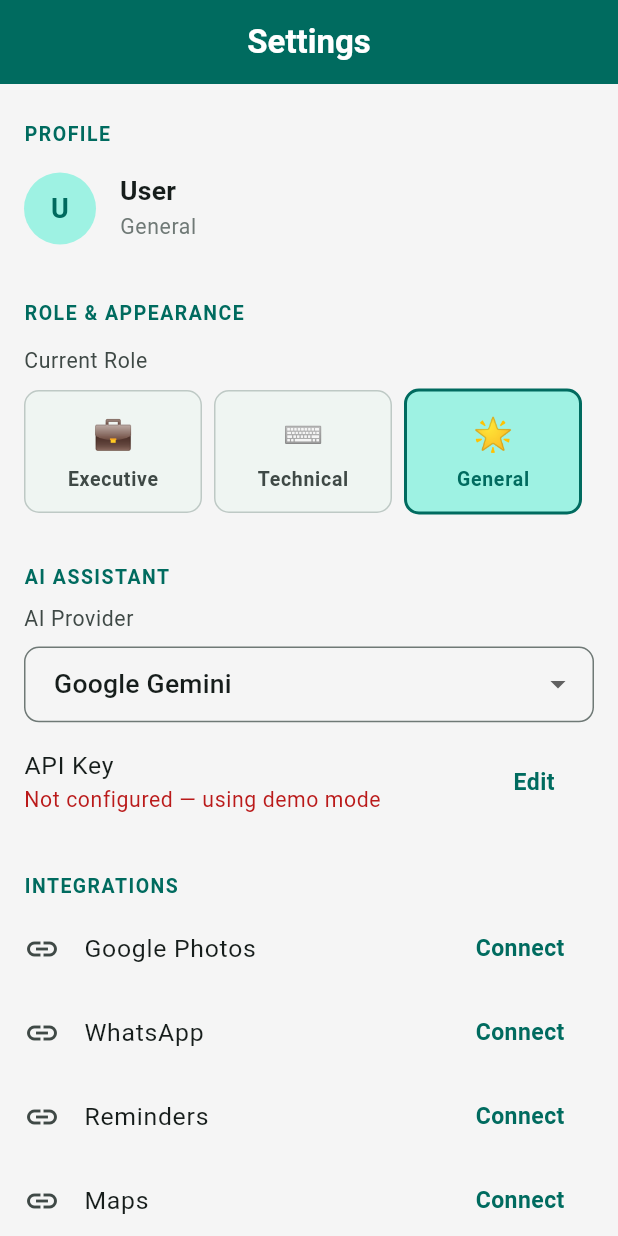
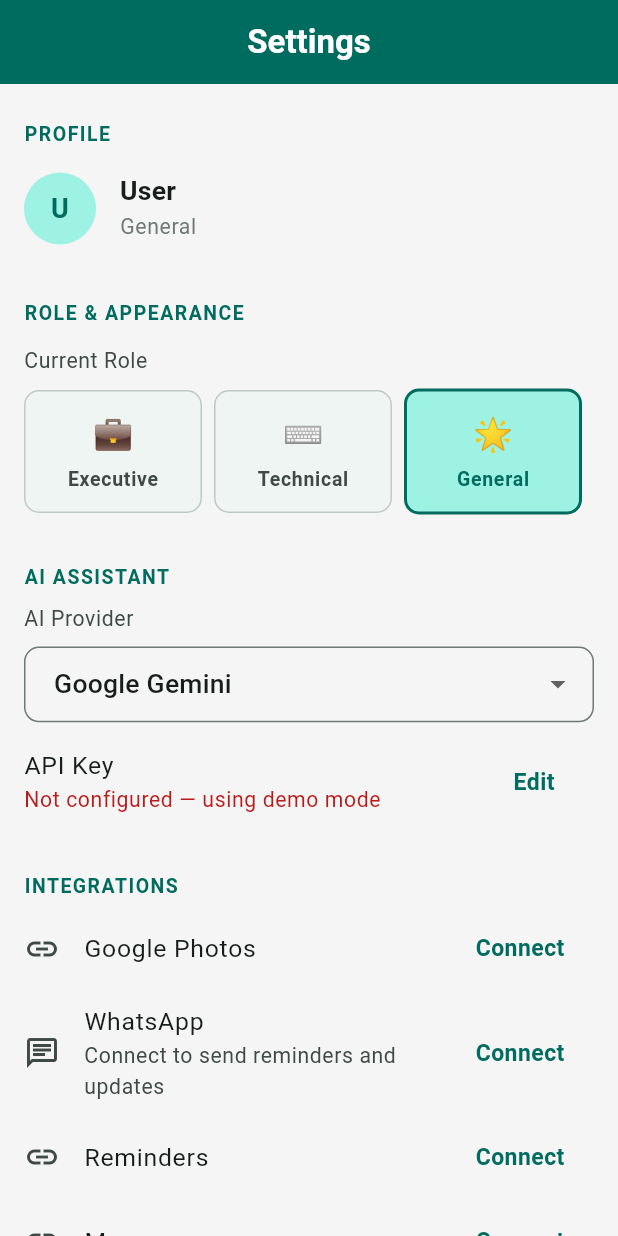
Before and after one commit to mkmishra-mkm/aprilai, a Flutter app: the SettingsScreen screen opened by its route, on a phone screen of 412 x 824 dp. Run offline on Flutter 3.47's test engine with Material 3 defaults, Android fonts, the phone set to English and light mode, and no system bars; drawn by our look-alikes of flutter_animate; our stand-ins replace flutter_markdown, flutter_riverpod, go_router, shared_preferences; accounts and stored records are empty.

Commit message:
Enable WhatsApp integration controls and status
Co-authored-by: mkmishra-mkm <mkmishra-mkm@users.noreply.github.com>

```diff
--- a/aprilai/lib/core/constants/app_constants.dart
+++ b/aprilai/lib/core/constants/app_constants.dart
@@ -25,7 +25,7 @@ class AppConstants {
   // Integrations per role
   static const Map<String, List<String>> roleIntegrations = {
     'executive': ['Outlook', 'Salesforce', 'LinkedIn', 'Slack', 'Google Calendar'],
-    'technical': ['GitHub', 'Jira', 'StackOverflow', 'VS Code', 'Docker'],
+    'technical': ['GitHub', 'Jira', 'StackOverflow', 'VS Code', 'Docker', 'WhatsApp'],
     'general': ['Google Photos', 'WhatsApp', 'Reminders', 'Maps', 'Weather'],
   };
 }
--- a/aprilai/lib/core/models/user_configuration.dart
+++ b/aprilai/lib/core/models/user_configuration.dart
@@ -58,6 +58,7 @@ class UserConfiguration {
   final String preferredLlmProvider;
   final bool notificationsEnabled;
   final String? llmApiKey;
+  final bool whatsappIntegrationEnabled;
 
   const UserConfiguration({
     this.userName,
@@ -66,6 +67,7 @@ class UserConfiguration {
     this.preferredLlmProvider = 'gemini',
     this.notificationsEnabled = true,
     this.llmApiKey,
+    this.whatsappIntegrationEnabled = false,
   });
 
   UserConfiguration copyWith({
@@ -75,6 +77,7 @@ class UserConfiguration {
     String? preferredLlmProvider,
     bool? notificationsEnabled,
     String? llmApiKey,
+    bool? whatsappIntegrationEnabled,
   }) {
     return UserConfiguration(
       userName: userName ?? this.userName,
@@ -83,6 +86,8 @@ class UserConfiguration {
       preferredLlmProvider: preferredLlmProvider ?? this.preferredLlmProvider,
       notificationsEnabled: notificationsEnabled ?? this.notificationsEnabled,
       llmApiKey: llmApiKey ?? this.llmApiKey,
+      whatsappIntegrationEnabled:
+          whatsappIntegrationEnabled ?? this.whatsappIntegrationEnabled,
     );
   }
 
@@ -93,6 +98,7 @@ class UserConfiguration {
         'preferredLlmProvider': preferredLlmProvider,
         'notificationsEnabled': notificationsEnabled,
         'llmApiKey': llmApiKey,
+        'whatsappIntegrationEnabled': whatsappIntegrationEnabled,
       };
 
   factory UserConfiguration.fromJson(Map<String, dynamic> json) {
@@ -104,6 +110,8 @@ class UserConfiguration {
           json['preferredLlmProvider'] as String? ?? 'gemini',
       notificationsEnabled: json['notificationsEnabled'] as bool? ?? true,
       llmApiKey: json['llmApiKey'] as String?,
+      whatsappIntegrationEnabled:
+          json['whatsappIntegrationEnabled'] as bool? ?? false,
     );
   }
 
@@ -116,9 +124,17 @@ class UserConfiguration {
           role == other.role &&
           onboardingComplete == other.onboardingComplete &&
           preferredLlmProvider == other.preferredLlmProvider &&
-          notificationsEnabled == other.notificationsEnabled;
+          notificationsEnabled == other.notificationsEnabled &&
+          whatsappIntegrationEnabled == other.whatsappIntegrationEnabled;
 
   @override
   int get hashCode =>
-      Object.hash(userName, role, onboardingComplete, preferredLlmProvider, notificationsEnabled);
+      Object.hash(
+        userName,
+        role,
+        onboardingComplete,
+        preferredLlmProvider,
+        notificationsEnabled,
+        whatsappIntegrationEnabled,
+      );
 }
--- a/aprilai/lib/core/providers/user_configuration_provider.dart
+++ b/aprilai/lib/core/providers/user_configuration_provider.dart
@@ -62,6 +62,11 @@ class UserConfigurationNotifier extends Notifier<UserConfiguration> {
     await _persist();
   }
 
+  Future<void> setWhatsAppIntegration(bool enabled) async {
+    state = state.copyWith(whatsappIntegrationEnabled: enabled);
+    await _persist();
+  }
+
   Future<void> resetConfiguration() async {
     state = const UserConfiguration();
     final prefs = await SharedPreferences.getInstance();
--- a/aprilai/lib/features/settings/screens/settings_screen.dart
+++ b/aprilai/lib/features/settings/screens/settings_screen.dart
@@ -2,6 +2,7 @@ import 'package:flutter/material.dart';
 import 'package:flutter_animate/flutter_animate.dart';
 import 'package:flutter_riverpod/flutter_riverpod.dart';
 import 'package:go_router/go_router.dart';
+import 'package:url_launcher/url_launcher.dart';
 
 import '../../../core/constants/app_constants.dart';
 import '../../../core/models/user_configuration.dart';
@@ -89,7 +90,49 @@ class _SettingsScreenState extends ConsumerState<SettingsScreen> {
               .asMap()
               .entries
               .map(
-                (e) => ListTile(
+                (e) => e.value == 'WhatsApp'
+                    ? ListTile(
+                        leading: const Icon(Icons.chat_outlined),
+                        title: const Text('WhatsApp'),
+                        subtitle: Text(
+                          config.whatsappIntegrationEnabled
+                              ? 'Connected'
+                              : 'Connect to send reminders and updates',
+                          style: tt.bodySmall?.copyWith(
+                            color: config.whatsappIntegrationEnabled
+                                ? Colors.green
+                                : cs.onSurfaceVariant,
+                          ),
+                        ),
+                        trailing: Row(
+                          mainAxisSize: MainAxisSize.min,
+                          children: [
+                            TextButton(
+                              onPressed: () => config.whatsappIntegrationEnabled
+                                  ? _launchWhatsApp()
+                                  : _setWhatsAppIntegration(true),
+                              child: Text(
+                                config.whatsappIntegrationEnabled
+                                    ? 'Open'
+                                    : 'Connect',
+                              ),
+                            ),
+                            if (config.whatsappIntegrationEnabled)
+                              IconButton(
+                                icon: const Icon(Icons.link_off_outlined),
+                                tooltip: 'Disconnect WhatsApp',
+                                onPressed: () => _setWhatsAppIntegration(false),
+                              ),
+                          ],
+                        ),
+                        onTap: () => config.whatsappIntegrationEnabled
+                            ? _launchWhatsApp()
+                            : _setWhatsAppIntegration(true),
+                        onLongPress: config.whatsappIntegrationEnabled
+                            ? () => _setWhatsAppIntegration(false)
+                            : null,
+                      ).animate().fadeIn(delay: Duration(milliseconds: 200 + e.key * 40))
+                    : ListTile(
                         leading: const Icon(Icons.link_outlined),
                         title: Text(e.value),
                         trailing: TextButton(
@@ -227,6 +270,29 @@ class _SettingsScreenState extends ConsumerState<SettingsScreen> {
       // ignore: use_build_context_synchronously
       context.go(AppConstants.routeOnboarding);
     }
+  }
+
+  Future<void> _setWhatsAppIntegration(bool enabled) async {
+    await ref.read(userConfigurationProvider.notifier).setWhatsAppIntegration(enabled);
+    if (!mounted) return;
+    ScaffoldMessenger.of(context).showSnackBar(
+      SnackBar(
+        content: Text(
+          enabled
+              ? 'WhatsApp integration enabled'
+              : 'WhatsApp integration disabled',
+        ),
+      ),
+    );
+  }
+
+  Future<void> _launchWhatsApp() async {
+    final uri = Uri.parse('https://wa.me/');
+    final launched = await launchUrl(uri, mode: LaunchMode.externalApplication);
+    if (!mounted || launched) return;
+    ScaffoldMessenger.of(context).showSnackBar(
+      const SnackBar(content: Text('Could not open WhatsApp.')),
+    );
   }
 }
 
```
Also changed, not shown: aprilai/lib/features/dashboard/widgets/technical/integrations_widget.dart (+26 -12 lines). Lines whose indentation alone changed are shown as unchanged.
